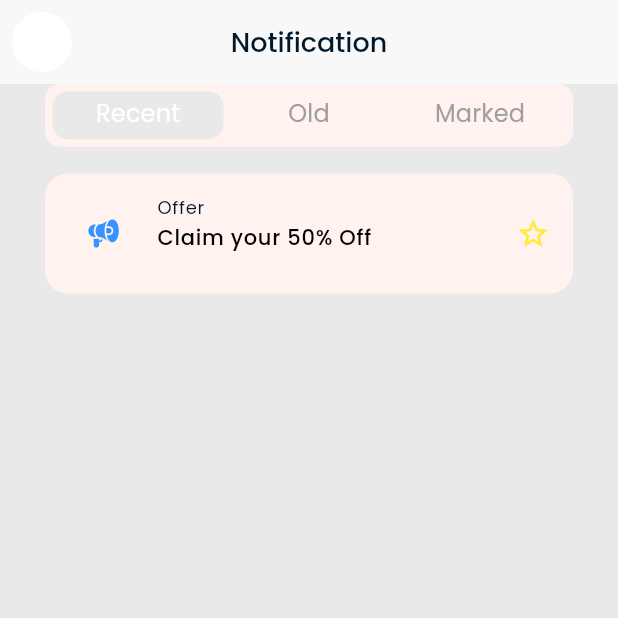
After one commit to Elvin5002/e_state_app, a Flutter app: the NotificationScreen screen opened directly, on a phone screen of 412 x 824 dp, the top half of it. The commit adds this screen. Run offline on Flutter 3.47's test engine with Material 3 defaults, Android fonts, the phone set to English and light mode, and no system bars; our stand-ins replace bloc, cloud_firestore, firebase_auth, firebase_core, firebase_messaging, firebase_storage and 10 more; missing offline and left inert: firebase_app_check, flutter_facebook_auth; accounts and stored records are empty; generated files the repository leaves out were written again; project files that could hold a hidden picture were left out.

Commit message:
Your commit message

```diff
--- a/lib/data/services/auth_service.dart
+++ b/lib/data/services/auth_service.dart
@@ -19,7 +19,7 @@ class AuthService {
     }
 
     // Optionally, sign out the user immediately to prevent access before email verification
-    await FirebaseAuth.instance.signOut();
+    //await FirebaseAuth.instance.signOut();
   }
 
   Future<User> login(String email, String password) async {
--- a/lib/presentation/screens/home/widget/profil_bar.dart
+++ b/lib/presentation/screens/home/widget/profil_bar.dart
@@ -1,7 +1,10 @@
+import '../../../../utilities/extensions/navigation_extension.dart';
 import '../../../../utilities/extensions/context_extension.dart';
 import 'package:flutter/material.dart';
 import 'package:flutter_screenutil/flutter_screenutil.dart';
 import 'package:flutter_gen/gen_l10n/app_localizations.dart';
+
+import '../../notification/notification_screen.dart';
 
 
 class ProfilBar extends StatelessWidget {
@@ -13,14 +16,23 @@ class ProfilBar extends StatelessWidget {
   @override
   Widget build(BuildContext context) {
     return Container(
-      padding: EdgeInsets.only(top: context.fullHeight * .012),
+      padding: EdgeInsets.only(top: context.fullHeight * .025),
       child: Row(
         mainAxisAlignment: MainAxisAlignment.spaceBetween,
         children: [
+          Row(
+            children: [
+              CircleAvatar(
+                radius: 22.r,
+                child: Image.network(
+                  image,
+                  fit: BoxFit.fill,
+                ),
+              ),
+              10.horizontalSpace,
               Column(
                 crossAxisAlignment: CrossAxisAlignment.start,
                 children: [
-              25.verticalSpace,
                   Text(
                     AppLocalizations.of(context)!.hello,
                     style: Theme.of(context).textTheme.labelMedium,
@@ -32,13 +44,12 @@ class ProfilBar extends StatelessWidget {
                   ),
                 ],
               ),
-          CircleAvatar(
-            radius: 22.r,
-            child: Image.network(
-              image,
-              fit: BoxFit.fill,
+            ],
           ),
-          ),
+          IconButton(
+            onPressed: ()=> context.to(NotificationScreen()),
+            icon: const Icon(Icons.notifications)
+          )
         ],
       ),
     );
--- /dev/null
+++ b/lib/presentation/screens/notification/notification_screen.dart
@@ -0,0 +1,58 @@
+import 'package:e_state_app/main.dart';
+import 'package:flutter/material.dart';
+import 'package:flutter_screenutil/flutter_screenutil.dart';
+
+import 'widget/recent_view.dart';
+
+class NotificationScreen extends StatelessWidget {
+  const NotificationScreen({super.key});
+
+  @override
+  Widget build(BuildContext context) {
+    return Scaffold(
+      appBar: AppBar(
+        title: const Text('Notification'),
+        centerTitle: true,
+      ),
+      body: DefaultTabController(
+        length: 3,
+        child: Padding(
+          padding: const EdgeInsets.symmetric(horizontal: 30),
+          child: Column(
+            children: [
+              Container(
+                width: double.infinity,
+                height: 47.h,
+                padding: EdgeInsets.all(5),
+                decoration: BoxDecoration(
+                    color: Theme.of(context).canvasColor,
+                    borderRadius: BorderRadius.circular(10)),
+                child: TabBar(
+                  tabs: [
+                    Tab(text: 'Recent'),
+                    Tab(text: 'Old'),
+                    Tab(text: 'Marked')
+                  ],
+                  indicator: BoxDecoration(
+                    color: Theme.of(context).scaffoldBackgroundColor, // Color of the selected tab
+                    borderRadius: BorderRadius.circular(10), // Rounded corners for the indicator
+                  ),
+                  indicatorSize: TabBarIndicatorSize.tab, // Ensures the indicator covers the full tab
+                  labelColor:Colors.white, // Color for the text in the active tab
+                  unselectedLabelColor: Colors.grey, // Color for inactive tabs
+                  indicatorColor: Colors.transparent,
+                  dividerColor: Colors.transparent, // Hide the default indicator
+                ),
+              ),
+              20.verticalSpace,
+              Expanded(
+                child: TabBarView(
+                    children: [RecentView(), Text('old'), Text('marked')]),
+              )
+            ],
+          ),
+        ),
+      ),
+    );
+  }
+}
--- /dev/null
+++ b/lib/presentation/screens/notification/widget/notification_item.dart
@@ -0,0 +1,53 @@
+import 'package:flutter/material.dart';
+import 'package:flutter_screenutil/flutter_screenutil.dart';
+import 'package:flutter_svg/svg.dart';
+
+class NotificationItem extends StatelessWidget {
+  const NotificationItem({super.key, required this.color, required this.title, required this.content, required this.svg});
+
+  final Color color;
+  final String title;
+  final String content;
+  final String svg;
+
+  @override
+  Widget build(BuildContext context) {
+    return Container(
+        width: double.infinity,
+        height: 80,
+        padding: EdgeInsets.all(15),
+        decoration: BoxDecoration(
+            color: Theme.of(context).canvasColor,
+            borderRadius: BorderRadius.circular(15)),
+        child:
+            Row(mainAxisAlignment: MainAxisAlignment.spaceBetween, children: [
+          Row(
+            children: [
+              Container(
+                width: 50.w,
+                height: 50.h,
+                decoration: BoxDecoration(
+                    color: color, borderRadius: BorderRadius.circular(15)),
+                child: SizedBox(width: 19, height: 20, child: Center(child: SvgPicture.asset(svg))),
+              ),
+              12.horizontalSpace,
+              Column(
+                crossAxisAlignment: CrossAxisAlignment.start,
+                children: [
+                  Text(
+                    title,
+                    style: Theme.of(context).textTheme.labelMedium,
+                  ),
+                  2.verticalSpace,
+                  Text(
+                    content,
+                    style: Theme.of(context).textTheme.bodyLarge,
+                  ),
+                ],
+              ),
+            ],
+          ),
+          Icon(Icons.star_border_outlined, color: Colors.yellow, size: 23,)
+        ]));
+  }
+}
--- /dev/null
+++ b/lib/presentation/screens/notification/widget/recent_view.dart
@@ -0,0 +1,20 @@
+import 'package:e_state_app/presentation/screens/notification/widget/notification_item.dart';
+import 'package:e_state_app/utilities/constants/app_assets.dart';
+import 'package:e_state_app/utilities/constants/app_colors.dart';
+import 'package:flutter/material.dart';
+
+class RecentView extends StatelessWidget {
+
+  const RecentView({ super.key });
+
+   @override
+   Widget build(BuildContext context) {
+       return Expanded(
+         child: ListView(
+          children: [
+            NotificationItem(color: Colors.transparent, title: 'Offer', content: 'Claim your 50% Off', svg: AppAssets.offer)
+          ],
+         ),
+       );
+  }
+}
--- a/lib/theme/app_theme.dart
+++ b/lib/theme/app_theme.dart
@@ -36,12 +36,12 @@ class AppTheme {
     elevatedButtonTheme: AppElevatedButtonTheme.elevatedButtonLightTheme,
     appBarTheme: AppBarTheme(
       systemOverlayStyle: const SystemUiOverlayStyle(
-        statusBarColor: Colors.transparent,
+        statusBarColor: AppColors.lightGrey,
         statusBarIconBrightness: Brightness.dark,
       ),
       backgroundColor: AppColors.bg,
       elevation: 0,
-      iconTheme: const IconThemeData(color: Colors.black),
+      iconTheme: const IconThemeData(color: AppColors.white),
       titleTextStyle: GoogleFonts.poppins(fontSize: 18, fontWeight: FontWeight.w500, color: AppColors.sGrey),
     ),
     bottomNavigationBarTheme: const BottomNavigationBarThemeData(
@@ -79,11 +79,11 @@ class AppTheme {
     appBarTheme: AppBarTheme(
       backgroundColor: AppColors.secondary,
       systemOverlayStyle: const SystemUiOverlayStyle(
-        statusBarColor: Colors.transparent,
+        statusBarColor: AppColors.secondary,
         statusBarIconBrightness: Brightness.light,
       ),
       elevation: 0,
-      iconTheme: const IconThemeData(color: Colors.white),
+      iconTheme: const IconThemeData(color: AppColors.canvas),
       titleTextStyle: GoogleFonts.poppins(fontSize: 18, fontWeight: FontWeight.w500, color: AppColors.white),
     ),
     bottomNavigationBarTheme: const BottomNavigationBarThemeData(
--- a/lib/utilities/constants/app_assets.dart
+++ b/lib/utilities/constants/app_assets.dart
@@ -50,5 +50,7 @@ class AppAssets {
   static const phone = "$vectors/phone.svg";
   static const logout = "$vectors/logout.svg";
   static const messageB = "$vectors/messageB.svg";
+  static const offer = '$vectors/offer.svg';
+  static const company = '$vectors/company.svg';
   static const list = "$vectors/list.svg";
 }
--- a/lib/utilities/constants/app_colors.dart
+++ b/lib/utilities/constants/app_colors.dart
@@ -31,5 +31,6 @@ class AppColors {
   static const bottomNav = Color(0xff26293C);
   static const card = Color(0xff25283a);
   static const secondary = Color(0xff1E1C2A);
-  static const canvas = Color(0xff262335);
+  static const canvas = Color(0xff262335);//background: #3793FF;
+  static const lBkue = Color(0xff3793FF);
 }
```
Also changed, not shown: assets/vectors/company.svg (added), assets/vectors/offer.svg (added). Lines whose indentation alone changed are shown as unchanged.
